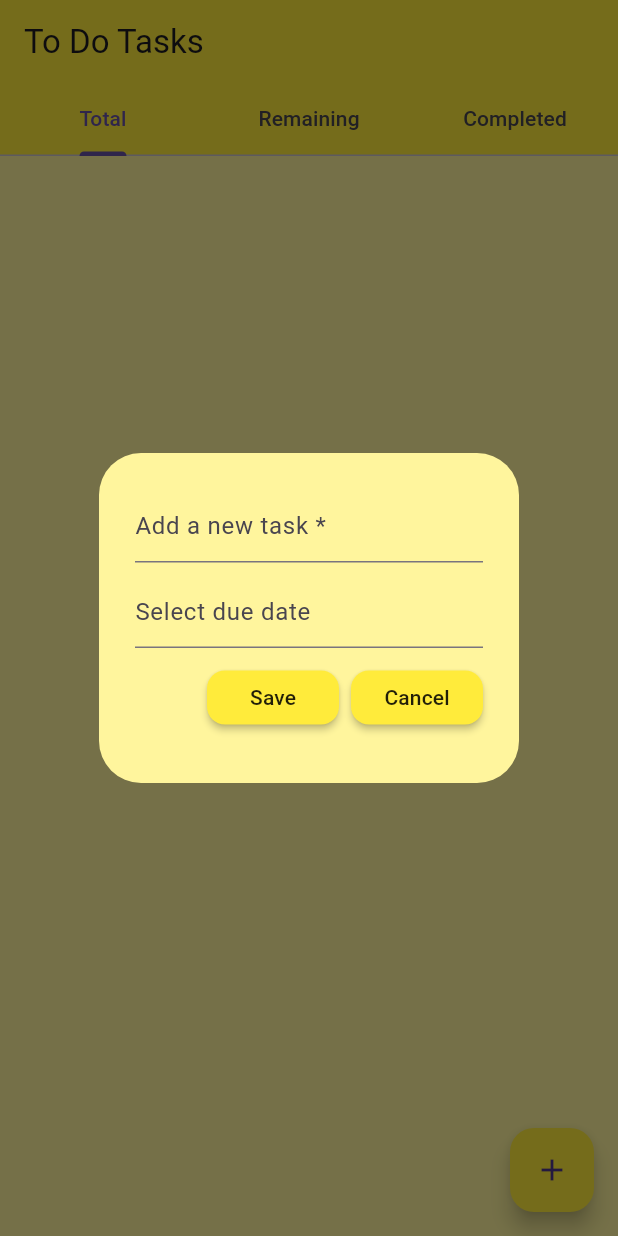
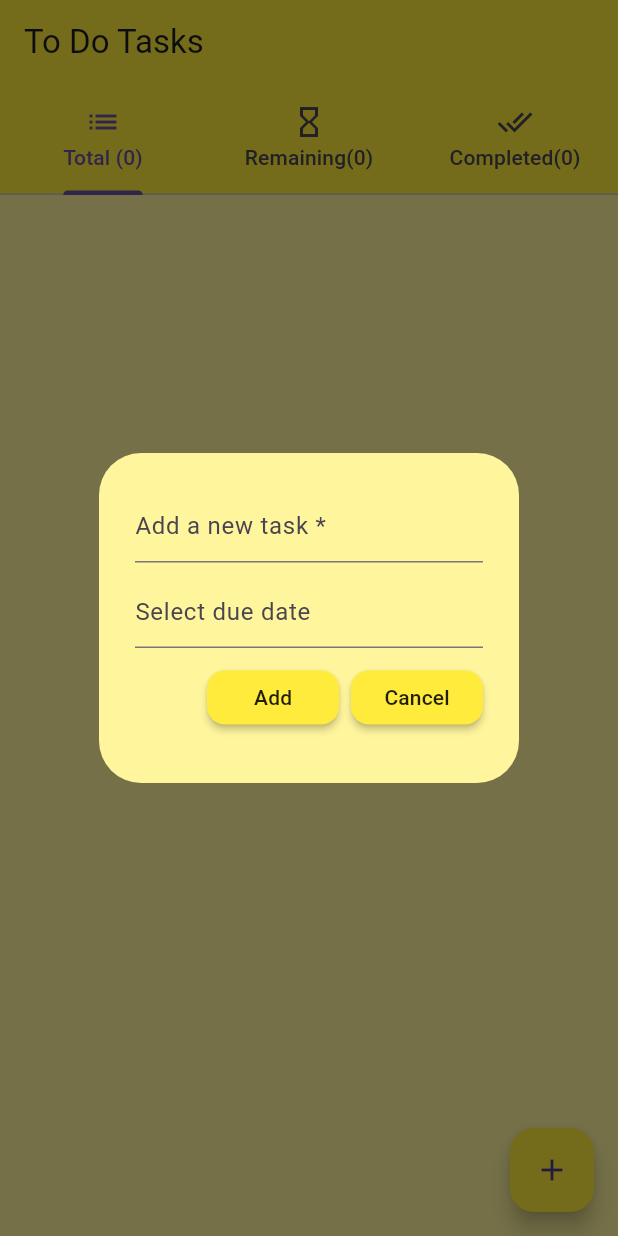
Before and after one commit to swu628/cs732-assignment-flutter-todolist, a Flutter app: the screen it shows after launch, after a tap on the "add" icon, on a phone screen of 412 x 824 dp. Run offline on Flutter 3.47's test engine with Material 3 defaults, Android fonts, the phone set to English and light mode, and no system bars; our stand-ins replace hive_flutter; accounts and stored records are empty.

Commit message:
added task counting feature

```diff
--- a/app/lib/pages/home_page.dart
+++ b/app/lib/pages/home_page.dart
@@ -16,6 +16,11 @@ class _HomePageState extends State<HomePage> {
   final _myBox = Hive.box('mybox');
   ToDoDatabase db = ToDoDatabase();
 
+  // Initialise number of tasks for each tab
+  int _totalTasks = 0;
+  int _remainingTasks = 0;
+  int _completedTasks = 0;
+
   @override
   void initState() {
     // If this is the first time ever opening the app, then create default data
@@ -27,6 +32,7 @@ class _HomePageState extends State<HomePage> {
     }
 
     super.initState();
+    _updateTaskCounts();
   }
 
   // Text controller
@@ -56,8 +62,10 @@ class _HomePageState extends State<HomePage> {
         db.toDoList[actualIndex][1] = value;
       }
     });
-    // Update the database when the user tapped on the checkbox of a task
+    // Update the database and number of tasks in each tab when the
+    // user tapped on the checkbox of a task
     db.updateDatabase();
+    _updateTaskCounts();
   }
 
   void saveNewTask() {
@@ -104,6 +112,7 @@ class _HomePageState extends State<HomePage> {
     });
     Navigator.of(context).pop(); // Close the dialog
     db.updateDatabase(); // Update the database when the user added a task
+    _updateTaskCounts(); // Update the number of tasks
   }
 
   void createNewTask() {
@@ -125,6 +134,15 @@ class _HomePageState extends State<HomePage> {
       db.toDoList.removeAt(index);
     });
     db.updateDatabase(); // Update the database when the user deletes a task
+    _updateTaskCounts(); // Update the number of tasks
+  }
+
+  void _updateTaskCounts() {
+    setState(() {
+      _totalTasks = db.getTotalTasks();
+      _remainingTasks = db.getRemainingTasks();
+      _completedTasks = _totalTasks - _remainingTasks;
+    });
   }
 
   @override
@@ -138,9 +156,13 @@ class _HomePageState extends State<HomePage> {
           title: Text('To Do Tasks'),
           bottom: TabBar(
             tabs: [
-              Tab(text: 'Total'),
-              Tab(text: 'Remaining'),
-              Tab(text: 'Completed'), // New tab for completed tasks
+              Tab(text: 'Total ($_totalTasks)', icon: Icon(Icons.list)),
+              Tab(
+                  text: 'Remaining($_remainingTasks)',
+                  icon: Icon(Icons.hourglass_empty)),
+              Tab(
+                  text: 'Completed($_completedTasks)',
+                  icon: Icon(Icons.done_all)),
             ],
           ),
         ),
@@ -158,6 +180,7 @@ class _HomePageState extends State<HomePage> {
           onPressed: createNewTask,
           child: Icon(Icons.add),
           backgroundColor: Colors.yellow,
+          tooltip: 'Add a task', // Provide a tooltip for adding button
         ),
       ),
     );
--- a/app/lib/util/dialog_box.dart
+++ b/app/lib/util/dialog_box.dart
@@ -20,6 +20,7 @@ class DialogBox extends StatelessWidget {
   Widget build(BuildContext context) {
     return AlertDialog(
       backgroundColor: Colors.yellow[200],
+      elevation: 0,
       content: Container(
         height: 180,
         child: Column(
@@ -69,7 +70,7 @@ class DialogBox extends StatelessWidget {
             Row(
               mainAxisAlignment: MainAxisAlignment.end,
               children: [
-                MyButton(text: "Save", onPressed: onSave),
+                MyButton(text: "Add", onPressed: onSave),
                 const SizedBox(width: 8),
                 MyButton(text: "Cancel", onPressed: onCancel),
               ],
--- a/app/lib/util/todo_tile.dart
+++ b/app/lib/util/todo_tile.dart
@@ -64,7 +64,7 @@ class ToDoTile extends StatelessWidget {
                 IconButton(
                   onPressed: () => deleteFunction?.call(context),
                   icon: Icon(Icons.close),
-                  tooltip: 'Delete Task', // Provide a tooltip for delete icon
+                  tooltip: 'Delete task', // Provide a tooltip for delete icon
                 ),
               ],
             ),
```
